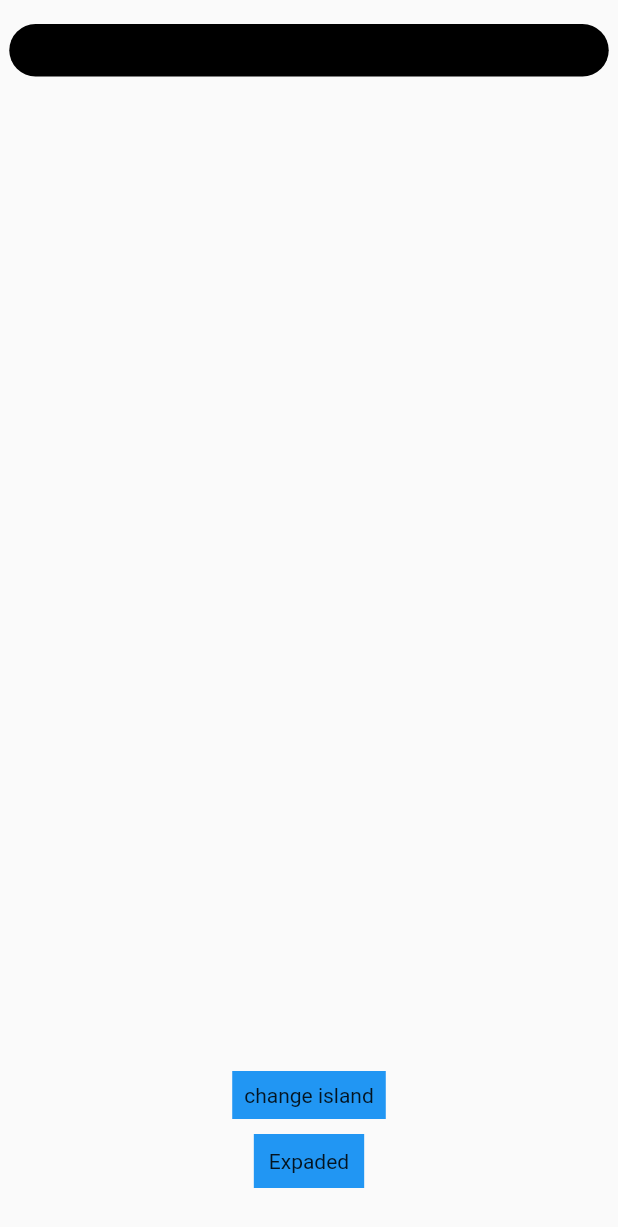
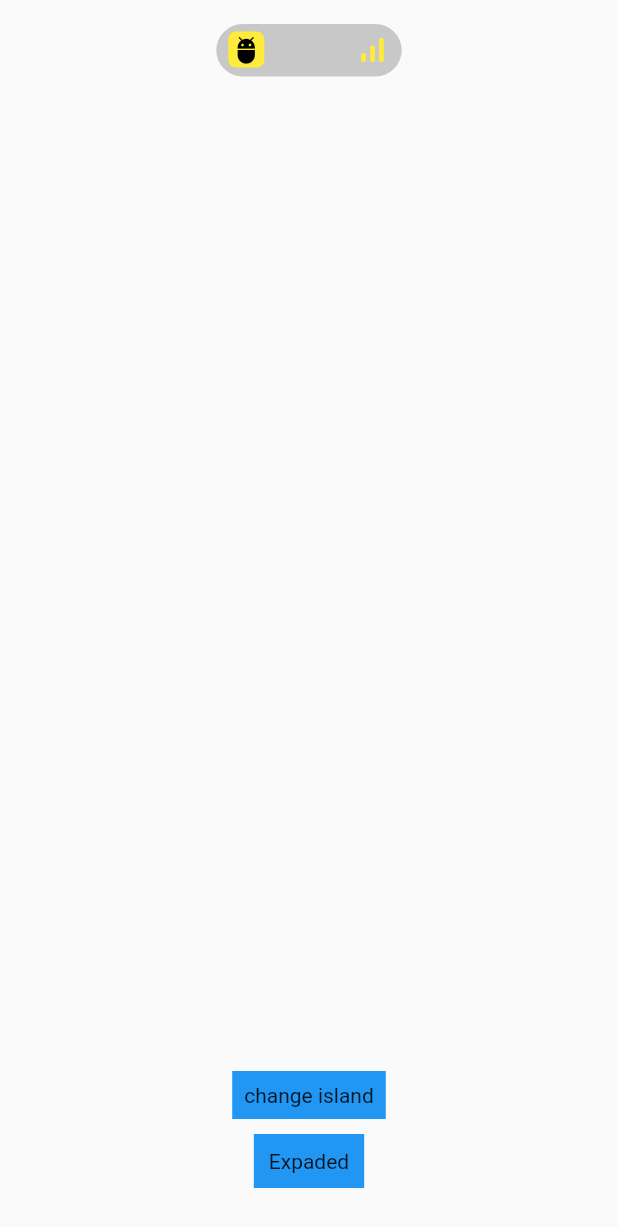
Before and after one commit to HerculesGit/flutter_dynamic_island, a Flutter app: the screen it shows after launch, on a phone screen of 412 x 824 dp. Shown: the top 1227 px of the screen. Run offline on Flutter 3.47's test engine with Material 2 defaults, Android fonts, the phone set to English and light mode, and no system bars.

Commit message:
refactored music island widget to use a island factory interface

```diff
--- a/lib/presentation/views/home_view.dart
+++ b/lib/presentation/views/home_view.dart
@@ -1,10 +1,9 @@
 import 'package:flutter/material.dart';
+import 'package:flutter_dynamic_island/presentation/widgets/factory/island_factory.dart';
+import 'package:flutter_dynamic_island/presentation/widgets/music_island_widget.dart';
 import 'package:provider/provider.dart';
 
 import '../controllers/animated_dynamic_island_controller.dart';
-import '../widgets/charging_island_widget.dart';
-import '../widgets/music_island_widget.dart';
-import '../widgets/silent_island_widget.dart';
 
 class HomeView extends StatefulWidget {
   const HomeView({Key? key}) : super(key: key);
@@ -60,20 +59,15 @@ class _HomeViewState extends State<HomeView> {
   }
 
   Widget buildDynamicIslandScaffold(AnimatedDynamicIsland controller) {
-    final double width = MediaQuery.of(context).size.width;
-    final double height = MediaQuery.of(context).size.height;
+    return const MusicIslandWidget(
+        // width
+        normalWidth: 0.5,
+        expandedWidth: 0.97,
 
-    return AnimatedContainer(
-      curve: Curves.easeInOutQuart,
-      width: controller.isDefaultIcon ? width * 0.3 : width * 0.97,
-      height: controller.expandedIsland ? height * 0.22 : 35,
-      duration: const Duration(milliseconds: 200),
-      margin: const EdgeInsets.only(top: 16.0),
-      decoration: BoxDecoration(
-        color: Colors.black,
-        borderRadius: BorderRadius.circular(25),
-      ),
-      child: ChargingIslandWidget(opacity: controller.opacity),
-    );
+        // height
+        normalHeight: 0.2,
+        expandedHeight: 0.2,
+        opacity: 1.0,
+        islandState: IslandState.none);
   }
 }
--- a/lib/presentation/widgets/factory/island_type.dart
+++ b/lib/presentation/widgets/factory/island_type.dart
@@ -7,7 +7,7 @@ enum IslandType {
   phoneCall,
 }
 
-extension IslandTypeString on IslandType {
+extension IslandTypeInfo on IslandType {
   String get label {
     switch (this) {
       case IslandType.airpods:
@@ -27,7 +27,7 @@ extension IslandTypeString on IslandType {
     }
   }
 
-  String get size {
+  String size(final bool isExpanded) {
     switch (this) {
       case IslandType.airpods:
         return 'Airpods';
--- a/lib/presentation/widgets/music_island_widget.dart
+++ b/lib/presentation/widgets/music_island_widget.dart
@@ -1,28 +1,23 @@
 import 'package:flutter/material.dart';
+import 'package:flutter_dynamic_island/presentation/widgets/factory/island_factory.dart';
 
 import 'animated_opacity_widget.dart';
 
-class MusicIslandWidget extends StatelessWidget {
-  final double opacity;
-  final bool expanded;
-
-  final double width;
-  final double height;
-
+class MusicIslandWidget extends IslandFactory {
   const MusicIslandWidget(
       {Key? key,
-      required this.opacity,
-      required this.expanded,
-      required this.width,
-      required this.height})
+      super.expandable = true,
+      required super.normalWidth,
+      required super.normalHeight,
+      required super.expandedWidth,
+      required super.expandedHeight,
+      required super.opacity,
+      required super.islandState})
       : super(key: key);
 
   @override
-  Widget build(BuildContext context) {
-    return _buildBody();
-  }
-
-  Widget _buildBody() {
+  Widget buildBody(BuildContext context, Size size) {
+    final bool expanded = islandState == IslandState.expanded;
     return AnimatedContainer(
       duration: const Duration(milliseconds: 200),
       // alignment: Alignment.center,
@@ -47,13 +42,15 @@ class MusicIslandWidget extends StatelessWidget {
                   opacity: opacity,
 
                   /// expanded mode -> true
-                  isRight: expanded ? false : false,
+                  isRight: expanded ? true : false,
                   child: AnimatedContainer(
-                    margin:
-                        EdgeInsets.only(left: 4.0, top: expanded ? 0.0 : 5.0),
+                    margin: EdgeInsets.only(
+                      left: expanded ? 0.0 : 4.0,
+                      top: expanded ? 0.0 : 5.0,
+                    ),
                     duration: const Duration(milliseconds: 200),
-                    height: expanded ? height * 0.3 : 24,
-                    width: expanded ? height * 0.3 : 24,
+                    height: expanded ? size.height * 0.3 : 24,
+                    width: expanded ? size.height * 0.3 : 24,
                     padding: const EdgeInsets.symmetric(
                         horizontal: 2.0, vertical: 1.0),
                     decoration: BoxDecoration(
@@ -77,9 +74,9 @@ class MusicIslandWidget extends StatelessWidget {
                   child: AnimatedOpacityWidget(
                     opacity: opacity,
                     isRight: false,
-                    child: const Padding(
-                        padding: EdgeInsets.only(right: 8.0),
-                        child: Icon(Icons.signal_cellular_alt_rounded,
+                    child: Padding(
+                        padding: EdgeInsets.only(right: expanded ? 0.0 : 8.0),
+                        child: const Icon(Icons.signal_cellular_alt_rounded,
                             color: Colors.yellow)),
                   ),
                 ),
```
Also changed, not shown: lib/presentation/widgets/factory/island_factory.dart (+52 -1 lines).
